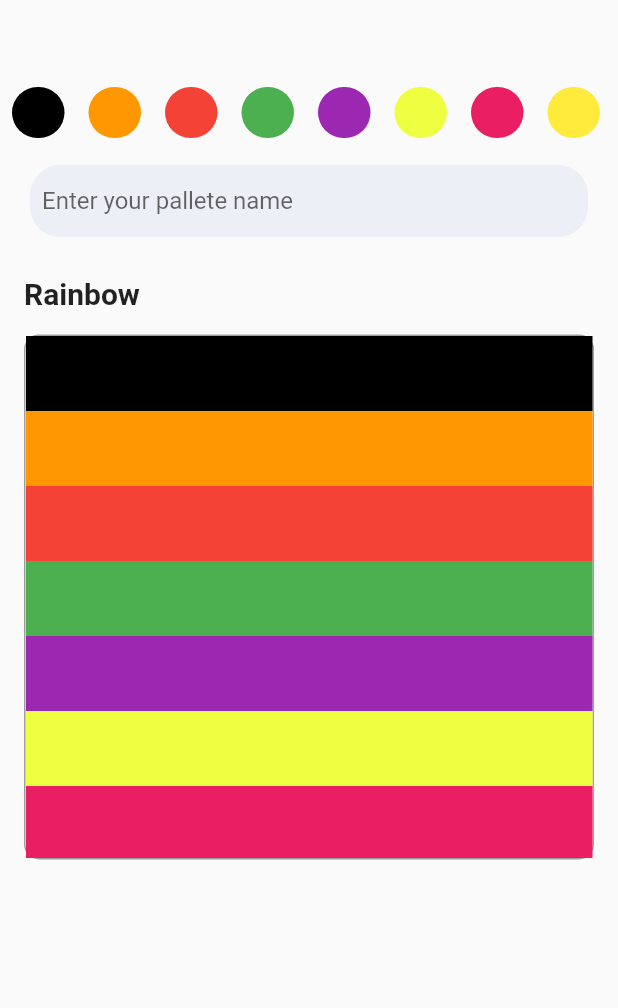
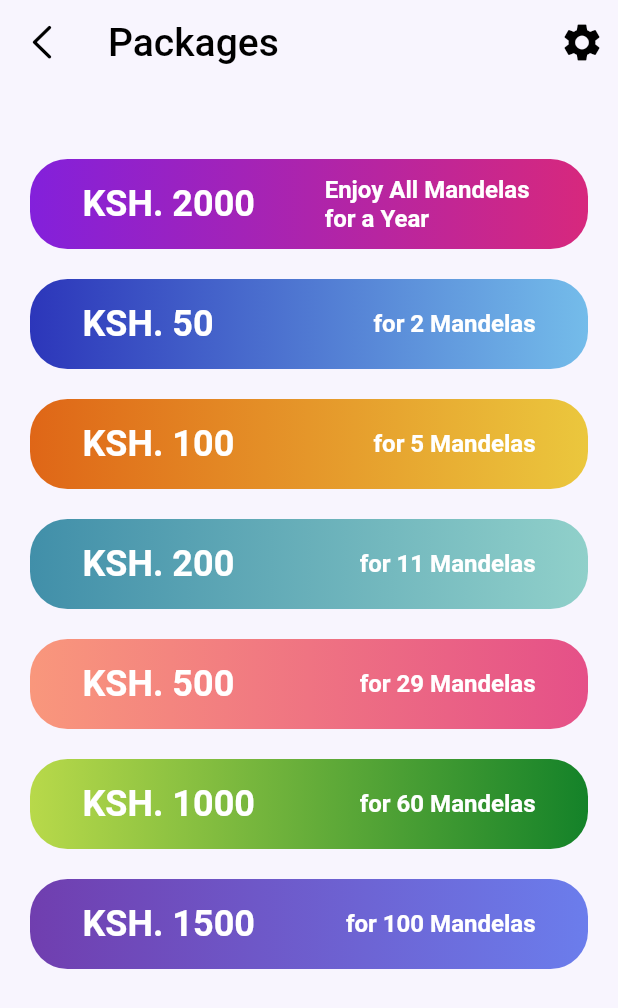
Before and after one commit to Imatifdev/mandeladrawing, a Flutter app: the screen it shows after launch, on a phone screen of 412 x 824 dp. Shown: the top 1008 px of the screen. Run offline on Flutter 3.47's test engine with Material 2 defaults, Android fonts, the phone set to English and light mode, and no system bars; our stand-ins replace cloud_firestore, file_picker, firebase_auth, firebase_core, firebase_storage, flutter_colorpicker and 9 more; missing offline and left inert: file_saver, image_painter, universal_html; accounts and stored records are empty.

Commit message:
update new

```diff
--- a/lib/main.dart
+++ b/lib/main.dart
@@ -13,6 +13,7 @@ import 'package:mandeladrawing/view/colorpannel/createpalette.dart';
 import 'package:mandeladrawing/view/colorpannel/detailmandela.dart';
 import 'package:mandeladrawing/view/colorpannel/imagetexture.dart';
 import 'package:mandeladrawing/view/createpannel/drawpage.dart';
+import 'package:mandeladrawing/view/plans/showplans.dart';
 import 'package:mandeladrawing/view/splash.dart';
 import 'package:mandeladrawing/widgets/create.dart';
 import 'package:mandeladrawing/view/profile/profileview.dart';
@@ -59,8 +60,7 @@ class MyApp extends StatelessWidget {
         // is not restarted.
         primarySwatch: Colors.blue,
       ),
-      home:
-          FirebaseAuth.instance.currentUser != null ? Home() : ColorListPage(),
+      home: FirebaseAuth.instance.currentUser != null ? Home() : Plans(),
       // StreamBuilder(
       //   stream: FirebaseAuth.instance.authStateChanges(),
       //   builder: (context, snapshot) {
--- a/lib/view/colorpannel/detailmandela.dart
+++ b/lib/view/colorpannel/detailmandela.dart
@@ -44,7 +44,7 @@ class DetailMandela extends HookWidget {
     final filled = useState<bool>(false);
     final polygonSides = useState<int>(3);
     final backgroundImage = useState<Image?>(null);
-    final showList = useState<bool>(false);
+    final showList = useState<bool>(true);
 
     final canvasGlobalKey = GlobalKey();
     ValueNotifier<Sketch?> currentSketch = useState(null);
@@ -59,11 +59,12 @@ class DetailMandela extends HookWidget {
     final height = MediaQuery.of(context).size.height;
 
     return Scaffold(
+      backgroundColor: appbg,
       body: Column(
         mainAxisAlignment: MainAxisAlignment.spaceAround,
         children: [
           SizedBox(
-            height: height / 20,
+            height: height / 50,
           ),
           Row(
             mainAxisAlignment: MainAxisAlignment.spaceAround,
@@ -128,9 +129,6 @@ class DetailMandela extends HookWidget {
               )
             ],
           ),
-          SizedBox(
-            height: height / 30,
-          ),
           Stack(
             children: [
               Container(
@@ -157,11 +155,8 @@ class DetailMandela extends HookWidget {
                 ),
               ),
               DrawingCanvas(
-                width: width,
-                height: height,
-
-                // width: MediaQuery.of(context).size.width,
-                // height: MediaQuery.of(context).size.height,
+                width: MediaQuery.of(context).size.width,
+                height: MediaQuery.of(context).size.height,
                 drawingMode: drawingMode,
                 selectedColor: selectedColor,
                 strokeSize: strokeSize,
@@ -190,14 +185,26 @@ class DetailMandela extends HookWidget {
                   filled: filled,
                   polygonSides: polygonSides,
                   backgroundImage: backgroundImage)
-              : SizedBox(
+              : Column(
+                  crossAxisAlignment: CrossAxisAlignment.start,
+                  children: [
+                    Padding(
+                      padding: const EdgeInsets.symmetric(horizontal: 10),
+                      child: Text(
+                        "Textures",
+                        style: TextStyle(
+                            fontSize: 20, fontWeight: FontWeight.bold),
+                      ),
+                    ),
+                    SizedBox(
                         height: 100,
                         child: ListView.builder(
                             scrollDirection: Axis.horizontal,
                             itemCount: backgrounds.length,
                             itemBuilder: (BuildContext context, int index) {
                               return GestureDetector(
-                          onTap: () => selectedBackgroundState.value = index,
+                                onTap: () =>
+                                    selectedBackgroundState.value = index,
                                 child: Container(
                                   margin: EdgeInsets.all(10),
                                   decoration: BoxDecoration(
@@ -213,6 +220,8 @@ class DetailMandela extends HookWidget {
                             })),
                   ],
                 ),
+        ],
+      ),
     );
   }
 }
--- /dev/null
+++ b/lib/view/plans/showmainpage.dart
@@ -0,0 +1,14 @@
+import 'package:flutter/material.dart';
+
+class ShowingMainPage extends StatelessWidget {
+  const ShowingMainPage({super.key});
+
+  @override
+  Widget build(BuildContext context) {
+    return Scaffold(
+      body: Column(
+        children: [Image(image: AssetImage('assets/i'))],
+      ),
+    );
+  }
+}
--- /dev/null
+++ b/lib/view/plans/showplans.dart
@@ -0,0 +1,191 @@
+import 'package:cloud_firestore/cloud_firestore.dart';
+import 'package:flutter/cupertino.dart';
+import 'package:flutter/material.dart';
+import 'package:get/get.dart';
+import 'package:mandeladrawing/utils/mycolors.dart';
+import 'package:mandeladrawing/widgets/mybutton.dart';
+
+import '../settings/settingsscreen.dart';
+
+class Plans extends StatelessWidget {
+  const Plans({super.key});
+
+  @override
+  Widget build(BuildContext context) {
+    return Scaffold(
+      backgroundColor: appbg,
+      appBar: AppBar(
+        backgroundColor: appbg,
+        elevation: 0,
+        leading: GestureDetector(
+          onTap: () => Navigator.pop(context),
+          child: Icon(
+            CupertinoIcons.left_chevron,
+            color: Colors.black,
+            size: 30,
+          ),
+        ),
+        title: Text(
+          "Packages",
+          style: TextStyle(fontSize: 26, color: appbartitle),
+        ),
+        actions: [
+          IconButton(
+            onPressed: () {
+              Navigator.push(context,
+                  MaterialPageRoute(builder: (context) => SettingsScreen()));
+            },
+            icon: Icon(
+              Icons.settings,
+              color: Colors.black,
+              size: 30,
+            ),
+          )
+        ],
+      ),
+      body: Padding(
+        padding: const EdgeInsets.symmetric(horizontal: 20),
+        child: Column(
+          children: [
+            const SizedBox(
+              height: 50,
+            ),
+            MyPlanButton(
+                lefttitle: "KSH. 2000",
+                righttitle: "Enjoy All Mandelas \nfor a Year",
+                borderrad: 25,
+                onaction: () {},
+                color1: gd2,
+                color2: gd1,
+                width: MediaQuery.of(context).size.width),
+            const SizedBox(
+              height: 20,
+            ),
+            MyPlanButton(
+                lefttitle: "KSH. 50",
+                righttitle: "for 2 Mandelas",
+                borderrad: 25,
+                onaction: () {},
+                color1: const Color(0xff2c36ba),
+                color2: const Color(0xff74bcea),
+                width: MediaQuery.of(context).size.width),
+            const SizedBox(
+              height: 20,
+            ),
+            MyPlanButton(
+                lefttitle: "KSH. 100",
+                righttitle: "for 5 Mandelas",
+                borderrad: 25,
+                onaction: () {},
+                color1: const Color(0xffdf6617),
+                color2: const Color(0xffebc73d),
+                width: MediaQuery.of(context).size.width),
+            const SizedBox(
+              height: 20,
+            ),
+            MyPlanButton(
+                lefttitle: "KSH. 200",
+                righttitle: "for 11 Mandelas",
+                borderrad: 25,
+                onaction: () {},
+                color1: const Color(0xff418fa9),
+                color2: const Color(0xff90d0ca),
+                width: MediaQuery.of(context).size.width),
+            const SizedBox(
+              height: 20,
+            ),
+            MyPlanButton(
+                lefttitle: "KSH. 500",
+                righttitle: "for 29 Mandelas",
+                borderrad: 25,
+                onaction: () {},
+                color1: const Color(0xfff9977c),
+                color2: const Color(0xffe55088),
+                width: MediaQuery.of(context).size.width),
+            const SizedBox(
+              height: 20,
+            ),
+            MyPlanButton(
+                lefttitle: "KSH. 1000",
+                righttitle: "for 60 Mandelas",
+                borderrad: 25,
+                onaction: () {},
+                color1: const Color(0xffb8d94a),
+                color2: const Color(0xff148229),
+                width: MediaQuery.of(context).size.width),
+            const SizedBox(
+              height: 20,
+            ),
+            MyPlanButton(
+                lefttitle: "KSH. 1500",
+                righttitle: "for 100 Mandelas",
+                borderrad: 25,
+                onaction: () {},
+                color1: const Color(0xff703eaf),
+                color2: const Color(0xff6b7dec),
+                width: MediaQuery.of(context).size.width),
+          ],
+        ),
+      ),
+    );
+  }
+}
+
+class MyPlanButton extends StatelessWidget {
+  final String lefttitle;
+  final String righttitle;
+  final double borderrad;
+  final VoidCallback onaction;
+  final Color color1;
+  final Color color2;
+  final double width;
+
+  const MyPlanButton(
+      {super.key,
+      required this.lefttitle,
+      required this.righttitle,
+      required this.borderrad,
+      required this.onaction,
+      required this.color1,
+      required this.color2,
+      required this.width});
+  @override
+  Widget build(BuildContext context) {
+    return InkWell(
+      onTap: onaction,
+      child: Container(
+        height: 60,
+        width: width,
+        decoration: BoxDecoration(
+            gradient: LinearGradient(
+              colors: [color1, color2],
+            ),
+            borderRadius: BorderRadius.circular(borderrad)),
+        child: Center(
+          child: Padding(
+            padding: const EdgeInsets.symmetric(horizontal: 35),
+            child: Row(
+              mainAxisAlignment: MainAxisAlignment.spaceBetween,
+              children: [
+                Text(
+                  lefttitle,
+                  style: const TextStyle(
+                      fontSize: 24,
+                      color: Colors.white,
+                      fontWeight: FontWeight.bold),
+                ),
+                Text(
+                  righttitle,
+                  style: const TextStyle(
+                      fontSize: 16,
+                      color: Colors.white,
+                      fontWeight: FontWeight.bold),
+                ),
+              ],
+            ),
+          ),
+        ),
+      ),
+    );
+  }
+}
--- a/lib/widgets/colorpallete.dart
+++ b/lib/widgets/colorpallete.dart
@@ -37,7 +37,6 @@ class ColorPalette extends HookWidget {
       children: [
         Padding(
           padding: const EdgeInsets.symmetric(horizontal: 20),
-          child: Expanded(
           child: Row(
             children: [
               Container(
@@ -65,7 +64,6 @@ class ColorPalette extends HookWidget {
                 ),
               ),
             ],
-            ),
           ),
         ),
         Slider(
@@ -142,25 +140,6 @@ class ColorPalette extends HookWidget {
           ]),
         ),
         const SizedBox(height: 10),
-        Row(
-          mainAxisSize: MainAxisSize.min,
-          children: [
-            const SizedBox(width: 10),
-            // MouseRegion(
-            //   cursor: SystemMouseCursors.click,
-            //   child: GestureDetector(
-            //     onTap: () {
-            //       showColorWheel(context, selectedColor);
-            //     },
-            //     child: Image.asset(
-            //       'assets/art/colorpicker.png',
-            //       height: 30,
-            //       width: 30,
-            //     ),
-            //   ),
-            // ),
-          ],
-        ),
       ],
     );
   }
@@ -174,12 +153,6 @@ class ColorPalette extends HookWidget {
           content: SingleChildScrollView(
             child: Column(
               children: [
-                ColorPicker(
-                  pickerColor: color.value,
-                  onColorChanged: (value) {
-                    color.value = value;
-                  },
-                ),
                 ColorPicker(
                   pickerColor: color.value,
                   onColorChanged: (value) {
--- a/lib/widgets/drawcanvas.dart
+++ b/lib/widgets/drawcanvas.dart
@@ -113,8 +113,8 @@ class DrawingCanvas extends HookWidget {
                 width: MediaQuery.of(context).size.width,
                 color: Colors.transparent,
                 child: CustomPaint(
-                  size:
-                      Size(300, 300), // Set the width and height of the canvas
+                  // size:
+                  // Size(300, 300), // Set the width and height of the canvas
                   painter: SketchPainter(
                     sketches: sketches,
                     backgroundImage: backgroundImage.value,
@@ -141,9 +141,6 @@ class DrawingCanvas extends HookWidget {
               height: 300,
               width: 300,
               child: CustomPaint(
-                size: const Size(
-                    300, 300), // Set the width and height of the canvas
-
                 painter: SketchPainter(
                   // size: Size(300, 300), // Set the width and height of the canvas
 
--- a/lib/widgets/mydraw.dart
+++ b/lib/widgets/mydraw.dart
@@ -83,9 +83,12 @@ class MyDrawing extends HookWidget {
                   },
                   icon: Icon(Icons.check_box)),
               IconButton(
-                  onPressed: allSketches.value.isNotEmpty
-                      ? () => undoRedoStack.value.undo()
-                      : null,
+                  onPressed: () {
+                    print("object");
+                    allSketches.value.isNotEmpty
+                        ? () => undoRedoStack.value.undo()
+                        : null;
+                  },
                   icon: Icon(Icons.undo)),
             ],
           ),
@@ -146,19 +149,6 @@ class MyDrawing extends HookWidget {
     }
 
     return completer.future;
-  }
-
-  Future<void> _launchUrl(String url) async {
-    if (kIsWeb) {
-      html.window.open(
-        url,
-        url,
-      );
-    } else {
-      if (!await launchUrl(Uri.parse(url))) {
-        throw 'Could not launch $url';
-      }
-    }
   }
 
   Future<Uint8List?> getBytes() async {
```
Also changed, not shown: assets/topman.png (added), 1 other file. Lines whose indentation alone changed are shown as unchanged.
